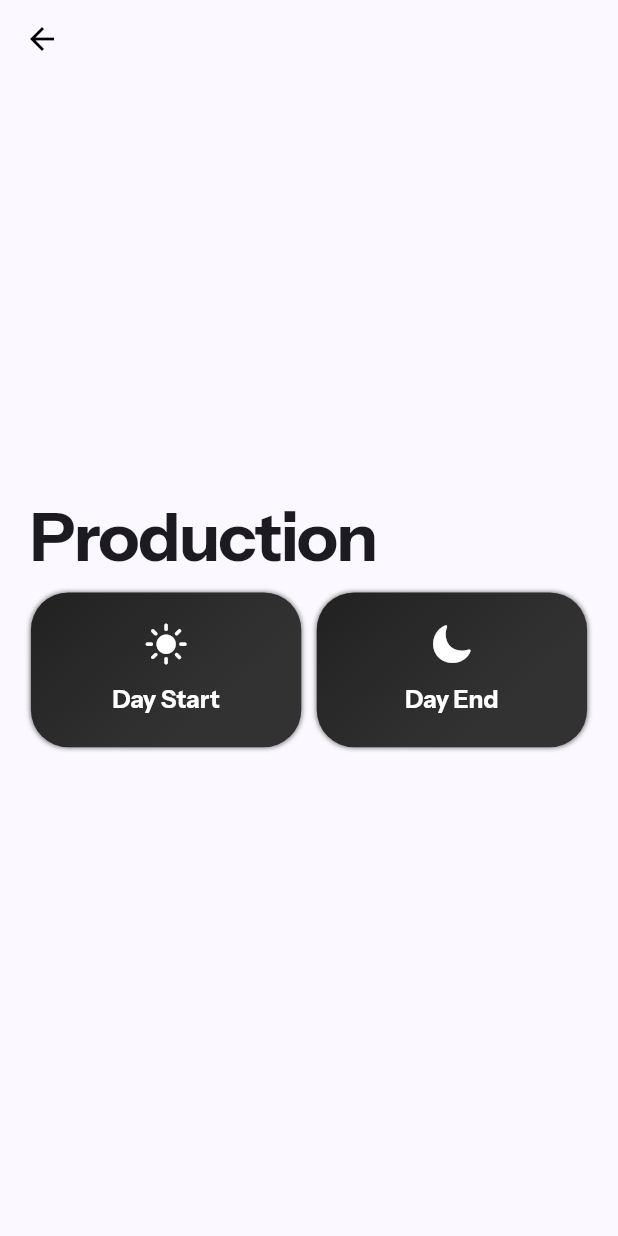
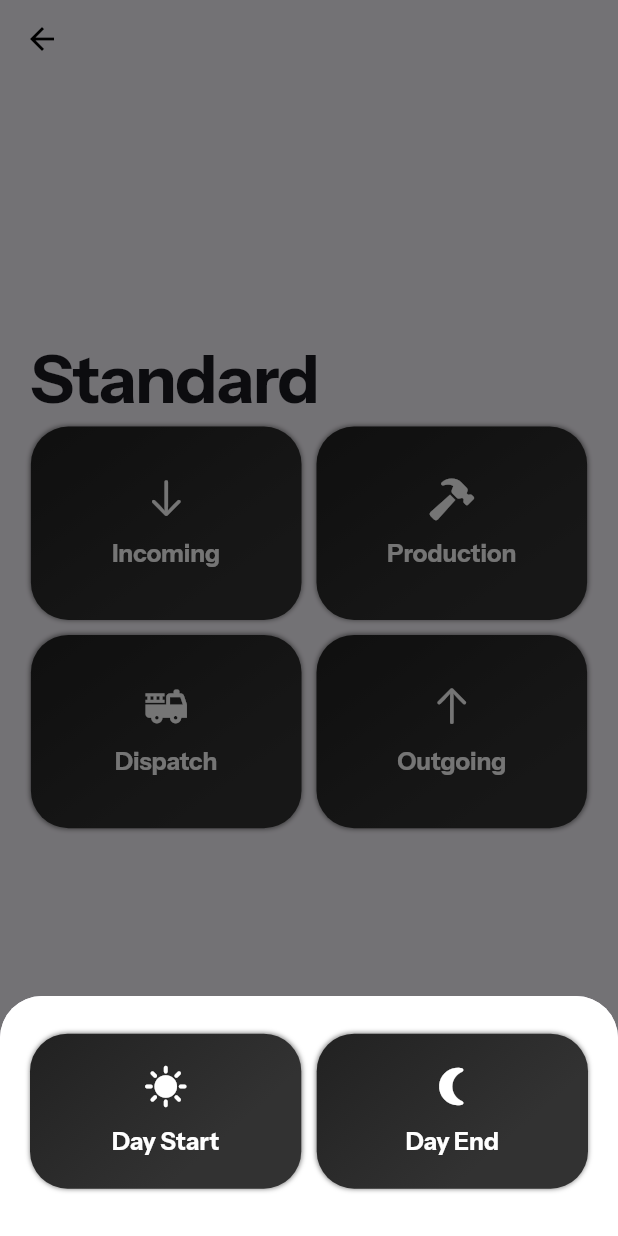
Before and after one commit to ananthuvs2000/dthexports, a Flutter app: the StandardScreen screen opened directly, after a tap on "Production", on a phone screen of 412 x 824 dp. Run offline on Flutter 3.47's test engine with Material 2 defaults, Android fonts, the phone set to English and light mode, and no system bars; our stand-ins replace flutter_screenutil, font_awesome_flutter, get, image_picker; project files that could hold a hidden picture were left out.

```diff
--- a/lib/screens/standard/outgoing/outgoing_page.dart
+++ b/lib/screens/standard/outgoing/outgoing_page.dart
@@ -3,7 +3,6 @@ import 'package:dth/_common_widgets/number_entry_field.dart';
 import 'package:dth/_common_widgets/switch_tile.dart';
 import 'package:dth/theme/colors.dart';
 import 'package:dth/theme/layout.dart';
-import 'package:dth/_common_widgets/appbar_underline.dart';
 import 'package:dth/_common_widgets/drop_down_menu_field.dart';
 import 'package:dth/_common_widgets/primary_elevated_button.dart';
 import 'package:dth/_common_widgets/spacer.dart';
--- a/lib/screens/standard/standard_page.dart
+++ b/lib/screens/standard/standard_page.dart
@@ -1,8 +1,10 @@
 import 'package:dth/screens/standard/dispatch/dispatch_page.dart';
+import 'package:dth/screens/standard/incoming/batch_selection_page.dart';
 import 'package:dth/screens/standard/incoming/check_page.dart';
 import 'package:dth/screens/standard/outgoing/outgoing_page.dart';
 import 'package:dth/screens/standard/production/accepted_batch_selection.dart';
-import 'package:dth/screens/standard/production/production_page.dart';
+import 'package:dth/screens/standard/production/production_day_end.dart';
+import 'package:dth/screens/standard/production/production_day_start.dart';
 import 'package:dth/theme/layout.dart';
 import 'package:dth/theme/text_sizing.dart';
 import 'package:dth/_common_widgets/spacer.dart';
@@ -62,9 +64,19 @@ class _StandardScreenState extends State<StandardScreen> {
                 ),
                 SubDashboardItem(
                   icon: CupertinoIcons.hammer_fill,
-                  onTap: () {
-                    Get.to(const ProductionPage(), transition: Transition.rightToLeft);
-                  },
+                  onTap: () => showModalBottomSheet(
+                    constraints: BoxConstraints.tight(const Size.fromHeight(160)),
+                    context: context,
+                    builder: (context) => BottomSheet(
+                      onClosing: () => {},
+                      elevation: 0,
+                      backgroundColor: Colors.white,
+                      builder: (context) => productionModal(
+                        destination1: const BatchSelectionPage(),
+                        destination2: const DayEndScreen(),
+                      ),
+                    ),
+                  ),
                   label: 'Production',
                 ),
                 SubDashboardItem(
@@ -120,3 +132,33 @@ incomingModalSheet({
         ],
       ),
     );
+
+productionModal({
+  required Widget destination1,
+  required Widget destination2,
+}) =>
+    Padding(
+      padding: const EdgeInsets.all(20),
+      child: Column(
+        crossAxisAlignment: CrossAxisAlignment.start,
+        children: [
+          hSpace(5),
+          Row(
+            mainAxisAlignment: MainAxisAlignment.center,
+            children: [
+              Expanded(
+                  child: SubDashboardItem(
+                      onTap: () => Get.to(() => destination1, transition: Transition.downToUp),
+                      label: 'Day Start',
+                      icon: Icons.sunny)),
+              wSpace(10),
+              Expanded(
+                  child: SubDashboardItem(
+                      onTap: () => Get.to(() => destination2, transition: Transition.downToUp),
+                      label: 'Day End',
+                      icon: Icons.nightlight_round)),
+            ],
+          ),
+        ],
+      ),
+    );
```
